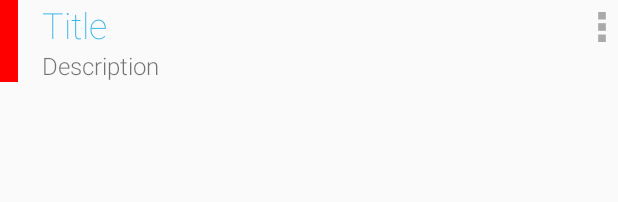
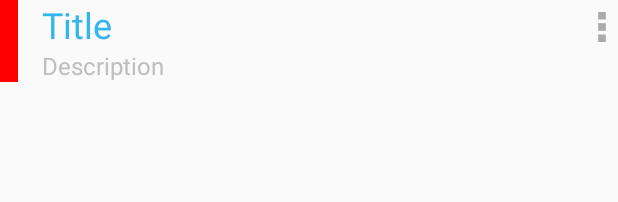
Before and after one commit to ehsanmasdar/Geofence, an Android app: the layout card_play.xml on its own in the app's theme, with its tools: preview values and no code run, on a phone screen of 412 x 824 dp. Shown: the top 202 px of the screen. Run offline under Robolectric (Android 15) with nearby library versions, the phone set to English and light mode, and no system bars.

Commit message:
Tweaked Home Layout and card layout

```diff
--- a/Geofence/src/main/java/com/asdar/geofence/ActionRunner/BrightnessAction.java
+++ b/Geofence/src/main/java/com/asdar/geofence/ActionRunner/BrightnessAction.java
@@ -136,6 +136,6 @@ public class BrightnessAction extends ActionBarActivity implements Action {
 
 	@Override
 	public String listText() {
-		return "Brightness will changed to " + brightness;
+		return "Brightness will be changed to " + brightness;
 	}
 }
--- a/Geofence/src/main/java/com/asdar/geofence/HomeFragment.java
+++ b/Geofence/src/main/java/com/asdar/geofence/HomeFragment.java
@@ -49,7 +49,7 @@ public class HomeFragment extends Fragment {
                 for (Action action :a ){
                     description += (action.listText()  + "\n");
                 }
-                cardView.addCard(new MyPlayCard(title,description,"#FF8C00","#ff0099cc",false,false));
+                cardView.addCard(new MyPlayCard(title,description,"#FF8C00",getResources().getString(R.color.android_primary_text_light),false,false));
             }
             cardView.refresh();
 	}
--- a/Geofence/src/main/res/layout/activity_main.xml
+++ b/Geofence/src/main/res/layout/activity_main.xml
@@ -7,6 +7,7 @@
     <!-- The main content view -->
     <FrameLayout
         android:id="@+id/content_frame"
+        android:layout_marginTop="10dp"
         android:layout_width="match_parent"
         android:layout_height="match_parent">
     </FrameLayout>
--- a/Geofence/src/main/res/layout/card_play.xml
+++ b/Geofence/src/main/res/layout/card_play.xml
@@ -35,7 +35,6 @@
                 android:layout_width="wrap_content"
                 android:layout_height="wrap_content"
                 android:layout_marginLeft="8dip"
-                android:fontFamily="sans-serif-thin"
                 android:text="@string/title"
                 android:textColor="#33B6EA"
                 android:textSize="24sp" />
@@ -48,7 +47,7 @@
                 android:layout_marginLeft="8dip"
                 android:layout_marginRight="48dip"
                 android:ellipsize="end"
-                android:fontFamily="sans-serif-light"
+                android:textColor="#bebebe"
                 android:maxLines="3"
                 android:text="@string/desc"
                 android:textSize="16sp" />
--- a/Geofence/src/main/res/layout/drawer_list_item.xml
+++ b/Geofence/src/main/res/layout/drawer_list_item.xml
@@ -22,6 +22,6 @@
     android:gravity="center_vertical"
     android:paddingLeft="16dp"
     android:paddingRight="16dp"
-    android:textColor="@android:color/primary_text_light"
+    android:textColor="@android:color/secondary_text_light"
     android:background="@drawable/activated_background"
     android:minHeight="48dp"/>
--- a/Geofence/src/main/res/values/colors.xml
+++ b/Geofence/src/main/res/values/colors.xml
@@ -164,4 +164,6 @@
     <color name="holo_blue_bright">#ff00ddff</color>
     <!-- A really bright Holo shade of gray -->
     <color name="holo_gray_bright">#33CCCCCC</color>
+    <color name="android_primary_text_light">#ff000000</color>
+    <color name="android_secondary_text_light">#323232</color>
 </resources>
```
Also changed, not shown: Geofence/src/main/java/com/asdar/geofence/AddGeofences.java (+9 -4 lines).
